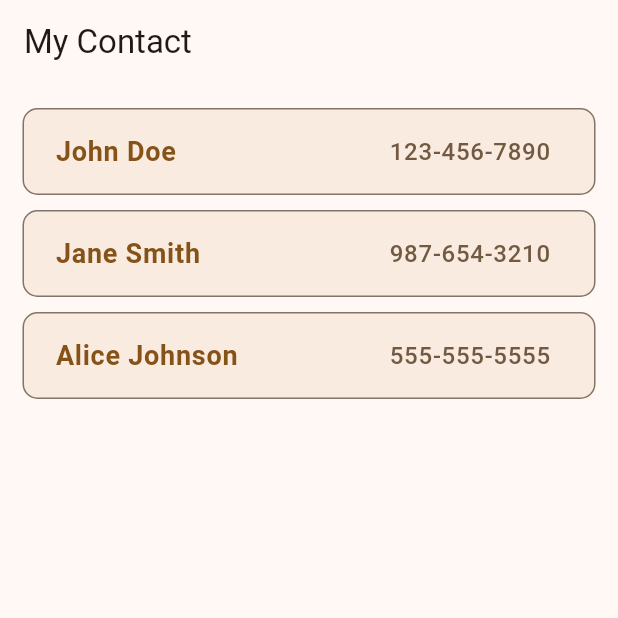
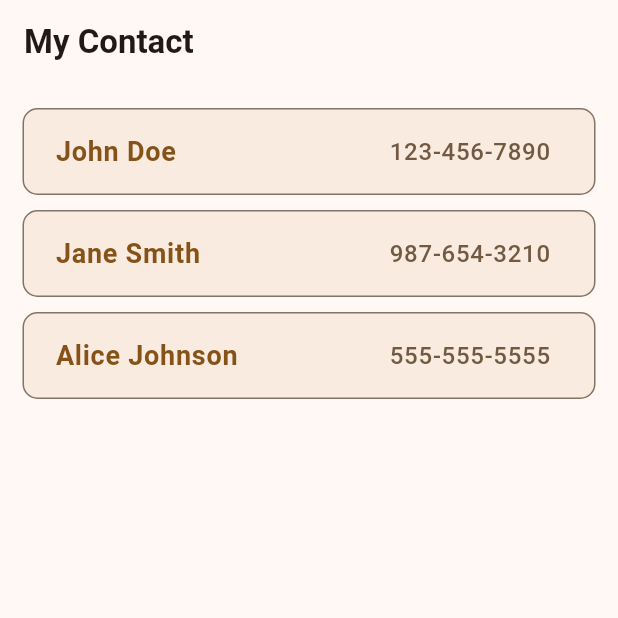
Before and after one commit to naphat-chanthakorn/naphat-6525-flutter-labs, a Flutter app: the screen it shows after launch, on a phone screen of 412 x 824 dp, the top half of it. Run offline on Flutter 3.47's test engine with Material 3 defaults, Android fonts, the phone set to English and light mode, and no system bars.

Commit message:
Edit Font Weight of titile

```diff
--- a/naphat_widgets_exercises/lib/screens/contact_list_screen.dart
+++ b/naphat_widgets_exercises/lib/screens/contact_list_screen.dart
@@ -32,7 +32,12 @@ class _ContactListScreenState extends State<ContactListScreen> {
   @override
   Widget build(BuildContext context) {
     return Scaffold(
-      appBar: AppBar(title: const Text('My Contact')),
+      appBar: AppBar(
+        title: const Text(
+          'My Contact',
+          style: TextStyle(fontWeight: FontWeight.bold),
+        ),
+      ),
       body: ListView.separated(
         padding: const EdgeInsets.only(top: 16),
         itemBuilder: (context, index) {
```
